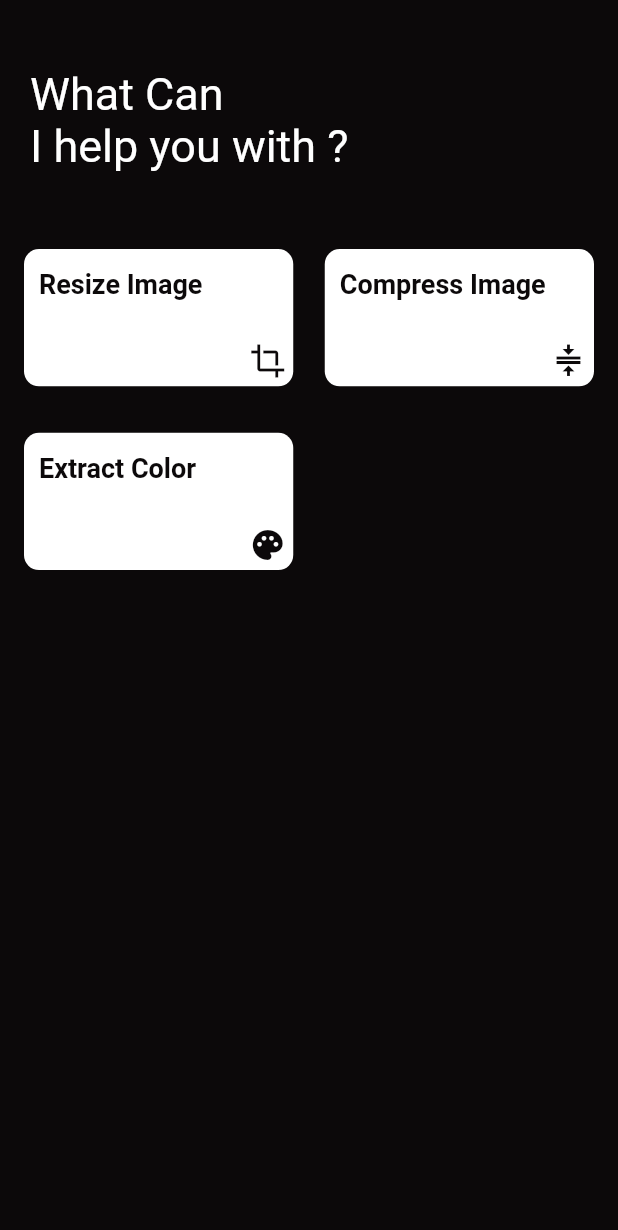
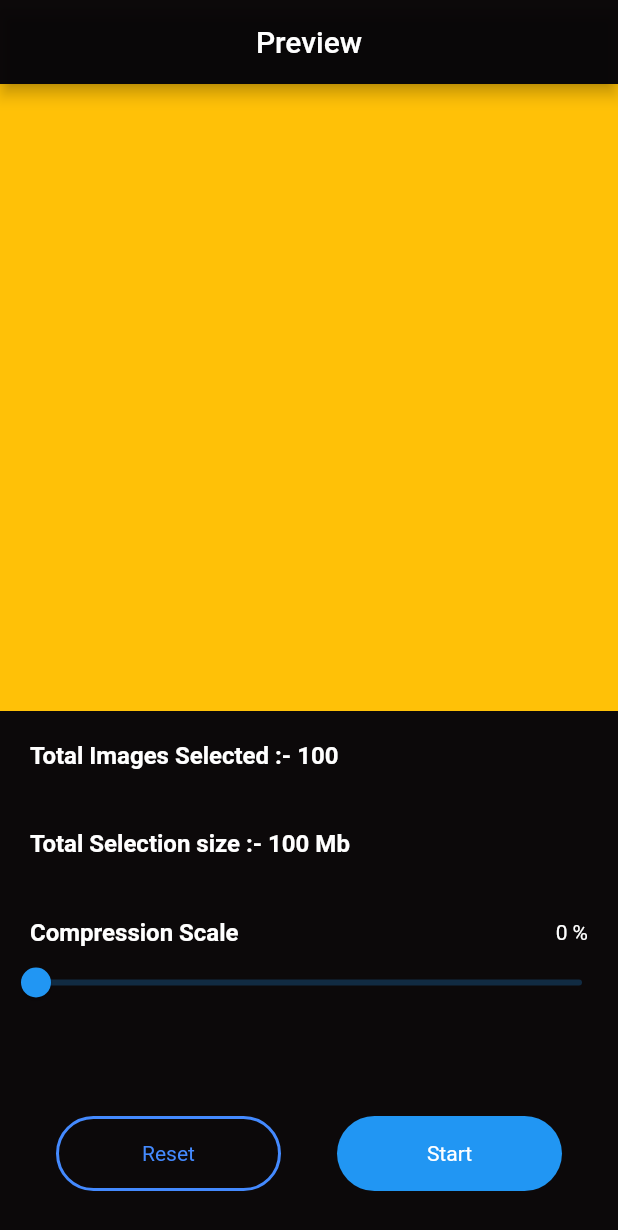
Before and after one commit to Oauth-Celestial/PicSizer, a Flutter app: the screen it shows after launch, on a phone screen of 412 x 824 dp. Shown: the top 1230 px of the screen. Run offline on Flutter 3.47's test engine with Material 2 defaults, Android fonts, the light colour scheme and no system bars; drawn by our look-alikes of flutter_animate; our stand-ins replace flutter_image_compress, flutter_native_image, get, image_picker, lottie, permission_handler; missing offline and left inert: pixel_color_picker.

Commit message:
Added Multiple selection functionality an ui

```diff
--- a/lib/Controller/CompressImageController.dart
+++ b/lib/Controller/CompressImageController.dart
@@ -6,6 +6,10 @@ import 'package:picsizer/Services/FileService.dart';
 
 class CompressImageController extends GetxController {
   var imagecompressed = Rxn<FileData>();
+  var multiImageCompress = RxList<FileData>();
+  RxDouble singleImageCompressionScale = 0.0.obs;
+  RxDouble multipleImageCompressionScale = 0.0.obs;
+
   compressSingleImage(File selectedImage, int quality) async {
     imagecompressed.value =
         await FileService.shared.compressImage(selectedImage.path, quality);
--- a/lib/View/CompressImage/CompressPage.dart
+++ b/lib/View/CompressImage/CompressPage.dart
@@ -2,6 +2,7 @@ import 'package:flutter/material.dart';
 import 'package:get/get.dart';
 import 'package:picsizer/Constants/AppColors.dart';
 import 'package:picsizer/Controller/SelectImageController.dart';
+import 'package:picsizer/View/CompressImage/MultipleImageCompress.dart';
 
 class CompressImage extends StatelessWidget {
   const CompressImage({super.key});
@@ -51,8 +52,9 @@ class CompressImage extends StatelessWidget {
             Center(
               child: InkWell(
                 onTap: () {
-                  SelectImageContoller controller = Get.find();
-                  controller.selectSingleImage(context, "single compress");
+                  // SelectImageContoller controller = Get.find();
+                  // controller.selectSingleImage(context, "single compress");
+                  Get.to(MultipleImageCompress());
                 },
                 child: Container(
                   alignment: Alignment.center,
--- /dev/null
+++ b/lib/View/CompressImage/MultipleImageCompress.dart
@@ -0,0 +1,162 @@
+import 'package:flutter/material.dart';
+import 'package:get/get.dart';
+import 'package:picsizer/Constants/AppColors.dart';
+
+import '../../Controller/CompressImageController.dart';
+
+class MultipleImageCompress extends StatelessWidget {
+  const MultipleImageCompress({super.key});
+
+  @override
+  Widget build(BuildContext context) {
+    Size deviceSize = MediaQuery.of(context).size;
+    CompressImageController imageController = Get.find();
+    return Scaffold(
+      backgroundColor: blackBackground,
+      appBar: AppBar(
+        backgroundColor: Colors.transparent,
+        title: Text("Preview"),
+        centerTitle: true,
+      ),
+      body: SafeArea(
+          child: Container(
+        child: Column(
+          children: [
+            Expanded(
+                child: Container(
+              color: Colors.amber,
+            )),
+            SizedBox(
+              height: 20,
+            ),
+            Container(
+              width: deviceSize.width,
+              height: 250,
+              child: Column(
+                crossAxisAlignment: CrossAxisAlignment.start,
+                children: [
+                  Container(
+                    child: Padding(
+                      padding: EdgeInsets.only(left: 20, right: 20),
+                      child: Row(
+                        children: [
+                          Text(
+                            "Total Images Selected :- 100",
+                            style: TextStyle(
+                                color: Colors.white,
+                                fontWeight: FontWeight.bold,
+                                fontSize: 16),
+                          ),
+                        ],
+                      ),
+                    ),
+                  ),
+                  SizedBox(
+                    height: 40,
+                  ),
+                  Container(
+                    child: Padding(
+                      padding: EdgeInsets.only(left: 20, right: 20),
+                      child: Row(
+                        children: [
+                          Text(
+                            "Total Selection size :- 100 Mb",
+                            style: TextStyle(
+                                color: Colors.white,
+                                fontWeight: FontWeight.bold,
+                                fontSize: 16),
+                          ),
+                        ],
+                      ),
+                    ),
+                  ),
+                  SizedBox(
+                    height: 40,
+                  ),
+                  Container(
+                    alignment: Alignment.topLeft,
+                    child: Padding(
+                      padding: EdgeInsets.only(left: 20, right: 20),
+                      child: Row(
+                        mainAxisAlignment: MainAxisAlignment.spaceBetween,
+                        children: [
+                          Text(
+                            "Compression Scale",
+                            style: TextStyle(
+                                color: Colors.white,
+                                fontWeight: FontWeight.bold,
+                                fontSize: 16),
+                          ),
+                          Obx(() {
+                            return Text(
+                              "${imageController.multipleImageCompressionScale.value.toInt()} %",
+                              style: TextStyle(color: Colors.white),
+                            );
+                          })
+                        ],
+                      ),
+                    ),
+                  ),
+                  Row(
+                    children: [
+                      Expanded(
+                        child: Obx(() => Slider(
+                              value: imageController
+                                  .multipleImageCompressionScale.value,
+                              onChanged: (value) {
+                                imageController.multipleImageCompressionScale
+                                    .value = value;
+                              },
+                              onChangeEnd: (value) {
+                                // imageController.compressSingleImage(
+                                //     selectedImage.imageFile, 100 - value.toInt());
+                              },
+                              min: 0,
+                              max: 100,
+                            )),
+                      ),
+                    ],
+                  ),
+                ],
+              ),
+            ),
+            Container(
+              child: Row(
+                mainAxisAlignment: MainAxisAlignment.spaceEvenly,
+                children: [
+                  Container(
+                    alignment: Alignment.center,
+                    width: 150,
+                    height: 50,
+                    decoration: BoxDecoration(
+                        borderRadius: BorderRadius.circular(25),
+                        border: Border.all(color: Colors.blueAccent, width: 2)),
+                    child: Text(
+                      "Reset",
+                      style: TextStyle(color: Colors.blueAccent),
+                    ),
+                  ),
+                  Container(
+                    alignment: Alignment.center,
+                    width: 150,
+                    height: 50,
+                    decoration: BoxDecoration(
+                        borderRadius: BorderRadius.circular(25),
+                        color: Colors.blue),
+                    child: Text(
+                      "Start",
+                      style: TextStyle(color: Colors.white),
+                    ),
+                  )
+                ],
+              ),
+            ),
+            SizedBox(
+              height: 30,
+            )
+          ],
+        ),
+      )),
+    );
+  }
+}
--- a/lib/View/CompressImage/SingleImageCompress.dart
+++ b/lib/View/CompressImage/SingleImageCompress.dart
@@ -176,7 +176,7 @@ class SingleImageCompressePreview extends StatelessWidget {
                       ),
                       Obx(() {
                         return Text(
-                          "${controller.imageWidth.value.toInt()} %",
+                          "${imageController.singleImageCompressionScale.value.toInt()} %",
                           style: TextStyle(color: Colors.white),
                         );
                       })
@@ -190,7 +190,8 @@ class SingleImageCompressePreview extends StatelessWidget {
                     child: Obx(() => Slider(
                           value: controller.imageWidth.value,
                           onChanged: (value) {
-                            controller.imageWidth.value = value;
+                            imageController.singleImageCompressionScale.value =
+                                value;
                           },
                           onChangeEnd: (value) {
                             imageController.compressSingleImage(
--- a/lib/main.dart
+++ b/lib/main.dart
@@ -1,11 +1,10 @@
 import 'package:flutter/material.dart';
 import 'package:get/get.dart';
-import 'package:get/get_navigation/get_navigation.dart';
 import 'package:picsizer/Controller/CompressImageController.dart';
 import 'package:picsizer/Controller/ResizeImageContoller.dart';
 import 'package:picsizer/Controller/SelectImageController.dart';
 import 'package:picsizer/Services/FileService.dart';
-import 'package:picsizer/View/Home/HomePage.dart';
+import 'package:picsizer/View/CompressImage/MultipleImageCompress.dart';
 import 'package:picsizer/View/SplashScreen/SplashScreen.dart';
 
 void main() async {
@@ -23,7 +22,7 @@ class RootPage extends StatelessWidget {
     Get.put(ResizeImageContoller());
     Get.put(CompressImageController());
     return GetMaterialApp(
-      home: SplashScreen(),
+      home: MultipleImageCompress(),
     );
   }
 }
```
